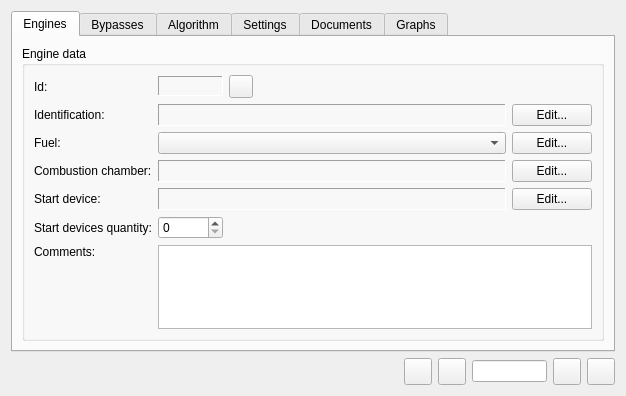
Qt form gtes_starts/form_data_input.ui (olgerd27/gtes_starts) before a commit.
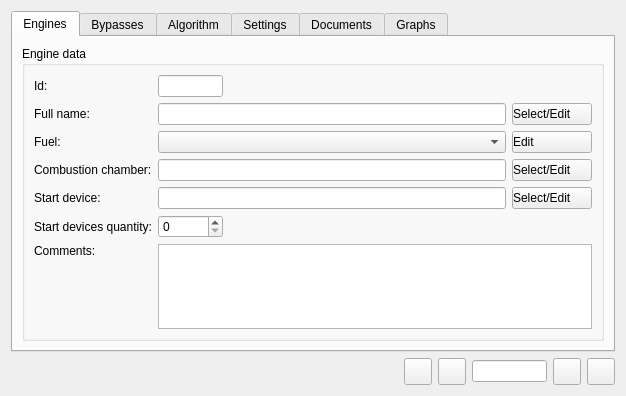
The same form after that commit. Icons and pictures are not drawn. Custom widgets are drawn as their Qt base class.

Commit message: Mapped a data between a model and widgets on the tab panel "Engines".

```diff
--- a/gtes_starts/form_data_input.ui
+++ b/gtes_starts/form_data_input.ui
@@ -60,17 +60,17 @@
            </widget>
           </item>
           <item row="0" column="2">
-           <widget class="QLabel" name="m_lblIdData">
-            <property name="minimumSize">
-             <size>
-              <width>65</width>
-              <height>20</height>
-             </size>
+           <widget class="QLineEdit" name="m_leIdData">
+            <property name="sizePolicy">
+             <sizepolicy hsizetype="Fixed" vsizetype="Fixed">
+              <horstretch>0</horstretch>
+              <verstretch>0</verstretch>
+             </sizepolicy>
             </property>
             <property name="maximumSize">
              <size>
               <width>65</width>
-              <height>20</height>
+              <height>16777215</height>
              </size>
             </property>
             <property name="font">
@@ -79,35 +79,12 @@
               <bold>true</bold>
              </font>
             </property>
-            <property name="locale">
-             <locale language="Russian" country="Ukraine"/>
-            </property>
-            <property name="frameShape">
-             <enum>QFrame::Panel</enum>
-            </property>
-            <property name="frameShadow">
-             <enum>QFrame::Sunken</enum>
-            </property>
-            <property name="alignment">
-             <set>Qt::AlignRight|Qt::AlignTrailing|Qt::AlignVCenter</set>
+            <property name="readOnly">
+             <bool>true</bool>
             </property>
            </widget>
           </item>
           <item row="0" column="3">
-           <widget class="QToolButton" name="m_tbDeleteEngine">
-            <property name="toolTip">
-             <string>Delete current engine</string>
-            </property>
-            <property name="locale">
-             <locale language="Russian" country="Ukraine"/>
-            </property>
-            <property name="icon">
-             <iconset resource="images_resources.qrc">
-              <normaloff>:/images/clear_output.png</normaloff>:/images/clear_output.png</iconset>
-            </property>
-           </widget>
-          </item>
-          <item row="0" column="4">
            <spacer name="horizontalSpacer">
             <property name="locale">
              <locale language="Russian" country="Ukraine"/>
@@ -124,35 +101,32 @@
            </spacer>
           </item>
           <item row="1" column="0" colspan="2">
-           <widget class="QLabel" name="m_lblIdentifTitle">
+           <widget class="QLabel" name="m_lblFullNameTitle">
             <property name="locale">
              <locale language="Russian" country="Ukraine"/>
             </property>
             <property name="text">
-             <string>Identification:</string>
+             <string>Full name:</string>
             </property>
            </widget>
           </item>
-          <item row="1" column="2" colspan="3">
-           <widget class="QLabel" name="m_lblIdentifData">
-            <property name="frameShape">
-             <enum>QFrame::Panel</enum>
+          <item row="1" column="2" colspan="2">
+           <widget class="QLineEdit" name="m_leFullNameData">
+            <property name="readOnly">
+             <bool>true</bool>
             </property>
-            <property name="frameShadow">
-             <enum>QFrame::Sunken</enum>
-            </property>
-            <property name="text">
-             <string/>
-            </property>
            </widget>
           </item>
-          <item row="1" column="5">
-           <widget class="PushButtonForEditDBTable" name="m_pbEditIdentif">
+          <item row="1" column="4">
+           <widget class="PBtnForEditDBT" name="m_pbEditFullName">
+            <property name="styleSheet">
+             <string notr="true">text-align: left</string>
+            </property>
             <property name="locale">
              <locale language="Russian" country="Ukraine"/>
             </property>
             <property name="text">
-             <string>Edit...</string>
+             <string>Select/Edit</string>
             </property>
             <property name="icon">
              <iconset resource="images_resources.qrc">
@@ -160,7 +134,7 @@
             </property>
            </widget>
           </item>
-          <item row="2" column="0" colspan="2">
+          <item row="2" column="0">
            <widget class="QLabel" name="m_lblFuelTitle">
             <property name="locale">
              <locale language="Russian" country="Ukraine"/>
@@ -173,7 +147,7 @@
             </property>
            </widget>
           </item>
-          <item row="2" column="2" colspan="3">
+          <item row="2" column="2" colspan="2">
            <widget class="QComboBox" name="m_cboxFuel">
             <property name="sizePolicy">
              <sizepolicy hsizetype="Expanding" vsizetype="Fixed">
@@ -186,13 +160,16 @@
             </property>
            </widget>
           </item>
-          <item row="2" column="5">
-           <widget class="PushButtonForEditDBTable" name="m_pbEditFuels">
+          <item row="2" column="4">
+           <widget class="PBtnForEditDBT" name="m_pbEditFuels">
+            <property name="styleSheet">
+             <string notr="true">text-align: left</string>
+            </property>
             <property name="locale">
              <locale language="Russian" country="Ukraine"/>
             </property>
             <property name="text">
-             <string>Edit...</string>
+             <string>Edit</string>
             </property>
             <property name="icon">
              <iconset resource="images_resources.qrc">
@@ -210,23 +187,23 @@
             </property>
            </widget>
           </item>
-          <item row="3" column="2" colspan="3">
-           <widget class="QLabel" name="m_lblChamberData">
-            <property name="frameShape">
-             <enum>QFrame::Panel</enum>
-            </property>
-            <property name="frameShadow">
-             <enum>QFrame::Sunken</enum>
+          <item row="3" column="2" colspan="2">
+           <widget class="QLineEdit" name="m_leChamberData">
+            <property name="readOnly">
+             <bool>true</bool>
             </property>
            </widget>
           </item>
-          <item row="3" column="5">
-           <widget class="PushButtonForEditDBTable" name="m_pbEditChambers">
+          <item row="3" column="4">
+           <widget class="PBtnForEditDBT" name="m_pbEditChambers">
+            <property name="styleSheet">
+             <string notr="true">text-align: left</string>
+            </property>
             <property name="locale">
              <locale language="Russian" country="Ukraine"/>
             </property>
             <property name="text">
-             <string>Edit...</string>
+             <string>Select/Edit</string>
             </property>
             <property name="icon">
              <iconset resource="images_resources.qrc">
@@ -244,23 +221,23 @@
             </property>
            </widget>
           </item>
-          <item row="4" column="2" colspan="3">
-           <widget class="QLabel" name="m_lblStartDeviceData">
-            <property name="frameShape">
-             <enum>QFrame::Panel</enum>
-            </property>
-            <property name="frameShadow">
-             <enum>QFrame::Sunken</enum>
+          <item row="4" column="2" colspan="2">
+           <widget class="QLineEdit" name="m_leStartDeviceData">
+            <property name="readOnly">
+             <bool>true</bool>
             </property>
            </widget>
           </item>
-          <item row="4" column="5">
-           <widget class="PushButtonForEditDBTable" name="m_pbEditStartDevices">
+          <item row="4" column="4">
+           <widget class="PBtnForEditDBT" name="m_pbEditStartDevices">
+            <property name="styleSheet">
+             <string notr="true">text-align: left</string>
+            </property>
             <property name="locale">
              <locale language="Russian" country="Ukraine"/>
             </property>
             <property name="text">
-             <string>Edit...</string>
+             <string>Select/Edit</string>
             </property>
             <property name="icon">
              <iconset resource="images_resources.qrc">
@@ -283,12 +260,6 @@
           </item>
           <item row="5" column="2">
            <widget class="QSpinBox" name="m_sboxStartDevicesQntyData">
-            <property name="minimumSize">
-             <size>
-              <width>65</width>
-              <height>0</height>
-             </size>
-            </property>
             <property name="maximumSize">
              <size>
               <width>65</width>
@@ -303,7 +274,7 @@
             </property>
            </widget>
           </item>
-          <item row="6" column="0" colspan="2">
+          <item row="6" column="0">
            <widget class="QLabel" name="m_lblCommentsTitle">
             <property name="locale">
              <locale language="Russian" country="Ukraine"/>
@@ -316,7 +287,7 @@
             </property>
            </widget>
           </item>
-          <item row="6" column="2" rowspan="2" colspan="4">
+          <item row="6" column="2" rowspan="2" colspan="3">
            <widget class="QTextEdit" name="m_teComments">
             <property name="sizePolicy">
              <sizepolicy hsizetype="Preferred" vsizetype="Preferred">
@@ -526,15 +497,14 @@
  </widget>
  <customwidgets>
   <customwidget>
-   <class>PushButtonForEditDBTable</class>
+   <class>PBtnForEditDBT</class>
    <extends>QPushButton</extends>
    <header>reimplemented_widgets.h</header>
   </customwidget>
  </customwidgets>
  <tabstops>
   <tabstop>m_tabWidget</tabstop>
-  <tabstop>m_tbDeleteEngine</tabstop>
-  <tabstop>m_pbEditIdentif</tabstop>
+  <tabstop>m_pbEditFullName</tabstop>
   <tabstop>m_cboxFuel</tabstop>
   <tabstop>m_pbEditFuels</tabstop>
   <tabstop>m_pbEditChambers</tabstop>
```
The commit also changes 22 other files.
